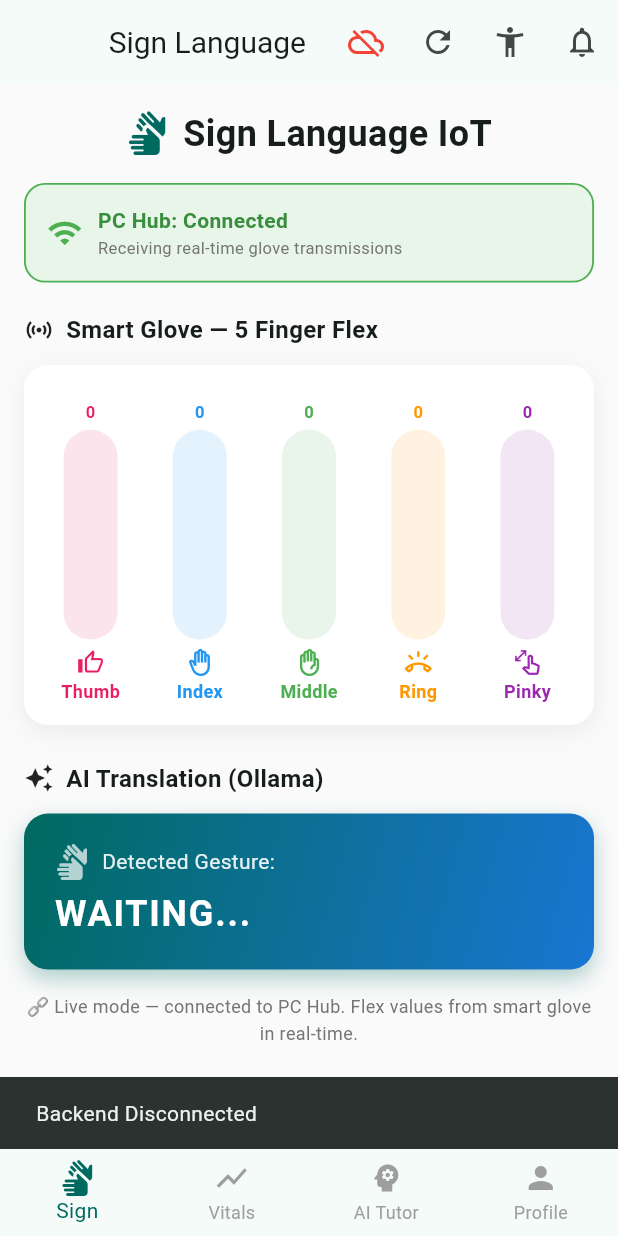
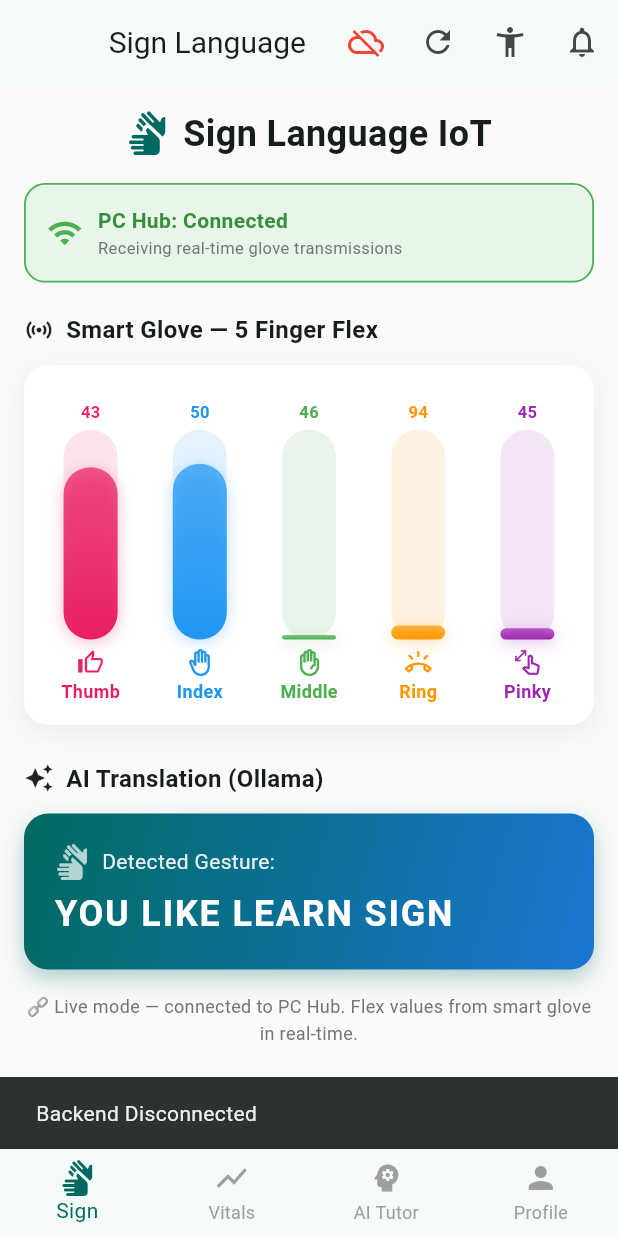
Before and after one commit to csiraitofficial/Aarohan-26-CSI-RAIT-Cosmos, a Flutter app: the screen it shows after launch, after a tap on the "cloud off" icon, on a phone screen of 412 x 824 dp. Run offline on Flutter 3.47's test engine with Material 3 defaults, Android fonts, the phone set to English and light mode, and no system bars; our stand-ins replace file_picker, flutter_tts, geolocator, shared_preferences, speech_to_text, syncfusion_flutter_charts and 2 more; missing offline and left inert: health; accounts and stored records are empty; network calls fail; statements that could not run were skipped.

Commit message:
update sign language screen

```diff
--- a/EduAbility/lib/features/sign_language/sign_language_screen.dart
+++ b/EduAbility/lib/features/sign_language/sign_language_screen.dart
@@ -13,18 +13,10 @@ class SignLanguageScreen extends StatefulWidget {
 class _SignLanguageScreenState extends State<SignLanguageScreen>
     with SingleTickerProviderStateMixin {
   // ── Mock mode ──────────────────────────────────────────────────────────
-  final bool _isMockMode = false; // start in mock mode by default
+  final bool _isMockMode = true; // start in mock mode by default
   Timer? _mockFlexTimer;
   Timer? _mockGestureTimer;
   final Random _rng = Random();
-  int _mockGestureIndex = 0;
-
-  static const List<Map<String, String>> _mockGestures = [
-    {
-      'intent': 'i tired when meeting raj',
-      'speech': 'I am tired when are we meeting raj?',
-    },
-  ];
 
   // ── 5 finger flex values: Thumb, Index, Middle, Ring, Pinky ────────────
   List<double> _flexValues = [0, 0, 0, 0, 0];
@@ -49,81 +41,97 @@ class _SignLanguageScreenState extends State<SignLanguageScreen>
     }
   }
 
-  // ── Mock data generator ────────────────────────────────────────────────
-  // ── Word-by-word animation logic ──────────────────────────────────────
-  Future<void> _animateIntent(String intent, String speech) async {
+  // ── Orchestrated Mock Animation Logic ──────────────────────────────────
+  bool _isMocking = false;
+
+  void _setFlex(List<double> targets) {
     if (!mounted) return;
-
     setState(() {
-      _displayedIntent = "";
-      _isSpeechVisible = false;
-    });
-
-    final words = intent.split(' ');
-    for (int i = 0; i < words.length; i++) {
-      if (!mounted) return;
-      await Future.delayed(const Duration(milliseconds: 500));
-      setState(() {
-        _displayedIntent = words.take(i + 1).join(' ');
-      });
-    }
-
-    // Show speech after all words are revealed
-    if (!mounted) return;
-    await Future.delayed(const Duration(milliseconds: 2000));
-    setState(() {
-      _latestSpeech = speech;
-      _isSpeechVisible = true;
-    });
-  }
-
-  // ── Mock data generator ────────────────────────────────────────────────
-  void _startMockData() {
-    _stopMockData();
-
-    // Initial 2-second delay before starting mock data
-    Future.delayed(const Duration(seconds: 2), () {
-      if (!mounted) return;
-
-      // Show the first gesture with animation immediately after the delay
-      final gesture = _mockGestures[_mockGestureIndex];
-      _animateIntent(gesture['intent']!, gesture['speech']!);
-      _mockGestureIndex = (_mockGestureIndex + 1) % _mockGestures.length;
-
-      // Update flex values with high-variance randomization for a realistic "live" look
-      _mockFlexTimer = Timer.periodic(const Duration(milliseconds: 140), (_) {
-        if (!mounted) return;
-        setState(() {
-          _flexValues = List.generate(5, (index) {
-            // Mix sine waves with different frequencies and random noise to break obvious patterns
-            final now = DateTime.now().millisecondsSinceEpoch / 1000.0;
-            final base =
-                (sin(now * (1.2 + index * 0.3)) * 0.4 +
-                        sin(now * (2.8 - index * 0.2)) * 0.2 +
-                        0.5)
-                    .clamp(0.0, 1.0);
-
-            // Add significant jitter/noise
-            double value = (base * 800) + (_rng.nextDouble() * 200 - 100);
-            return value.clamp(0.0, 1000.0);
-          });
-        });
-      });
-
-      // Cycle through gestures every 11 seconds
-      _mockGestureTimer = Timer.periodic(const Duration(seconds: 11), (timer) {
-        if (!mounted) {
-          timer.cancel();
-          return;
-        }
-        final gesture = _mockGestures[_mockGestureIndex];
-        _animateIntent(gesture['intent']!, gesture['speech']!);
-        _mockGestureIndex = (_mockGestureIndex + 1) % _mockGestures.length;
+      _flexValues = List.generate(5, (i) {
+        // Add some realistic jitter to the target values
+        return (targets[i] + (_rng.nextDouble() * 100 - 50)).clamp(0.0, 1000.0);
       });
     });
   }
 
+  Future<void> _runMockSequence() async {
+    while (_isMocking && mounted) {
+      if (!mounted) break;
+
+      setState(() {
+        _displayedIntent = "";
+        _latestSpeech = "";
+        _isSpeechVisible = false;
+        _flexValues = [0, 0, 0, 0, 0];
+      });
+
+      // Initial wait before starting sequence
+      await Future.delayed(const Duration(seconds: 2));
+      if (!_isMocking || !mounted) break;
+
+      // 1. "you" -> index finger only
+      _setFlex([60, 800, 60, 60, 60]);
+      await Future.delayed(const Duration(milliseconds: 700));
+      setState(() => _displayedIntent = "you");
+      await Future.delayed(const Duration(seconds: 1));
+      if (!_isMocking || !mounted) break;
+
+      // 2. "like" -> middle and thumb
+      _setFlex([800, 60, 800, 60, 60]);
+      await Future.delayed(const Duration(milliseconds: 700));
+      setState(() => _displayedIntent = "you like");
+      await Future.delayed(const Duration(seconds: 1));
+      if (!_isMocking || !mounted) break;
+
+      // 3. "Learn" -> all five fingers
+      _setFlex([800, 800, 800, 800, 800]);
+      await Future.delayed(const Duration(milliseconds: 700));
+      setState(() => _displayedIntent = "you like learn");
+      await Future.delayed(const Duration(seconds: 1));
+      if (!_isMocking || !mounted) break;
+
+      // 4. "sign" -> index and thumb
+      _setFlex([800, 800, 60, 60, 60]);
+      await Future.delayed(const Duration(milliseconds: 700));
+      setState(() => _displayedIntent = "you like learn sign");
+
+      // Extended pause after the final gesture is detected
+      await Future.delayed(const Duration(milliseconds: 1500));
+      if (!_isMocking || !mounted) break;
+
+      // Sequence complete - rest the hand sensors briefly
+      _setFlex([60, 60, 60, 60, 60]);
+      await Future.delayed(const Duration(milliseconds: 800));
+      if (!_isMocking || !mounted) break;
+
+      // Give the LLM formatted message output in a typing format
+      setState(() {
+        _latestSpeech = "";
+        _isSpeechVisible = true;
+      });
+
+      const speechText = "Do you like learning sign language?";
+      for (int i = 0; i < speechText.length; i++) {
+        if (!_isMocking || !mounted) break;
+        await Future.delayed(const Duration(milliseconds: 40));
+        setState(() {
+          _latestSpeech += speechText[i];
+        });
+      }
+
+      // Keep the final result on screen for 6 seconds before looping the sequence
+      await Future.delayed(const Duration(seconds: 6));
+    }
+  }
+
+  void _startMockData() {
+    _stopMockData();
+    _isMocking = true;
+    _runMockSequence();
+  }
+
   void _stopMockData() {
+    _isMocking = false;
     _mockFlexTimer?.cancel();
     _mockFlexTimer = null;
     _mockGestureTimer?.cancel();
```
